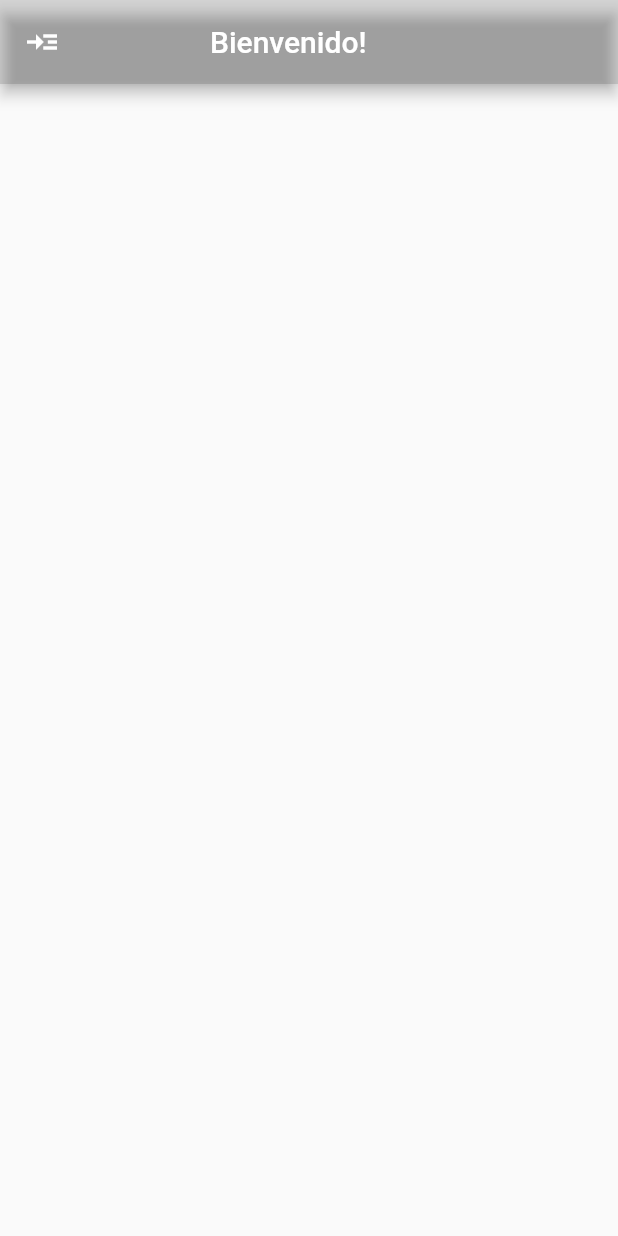
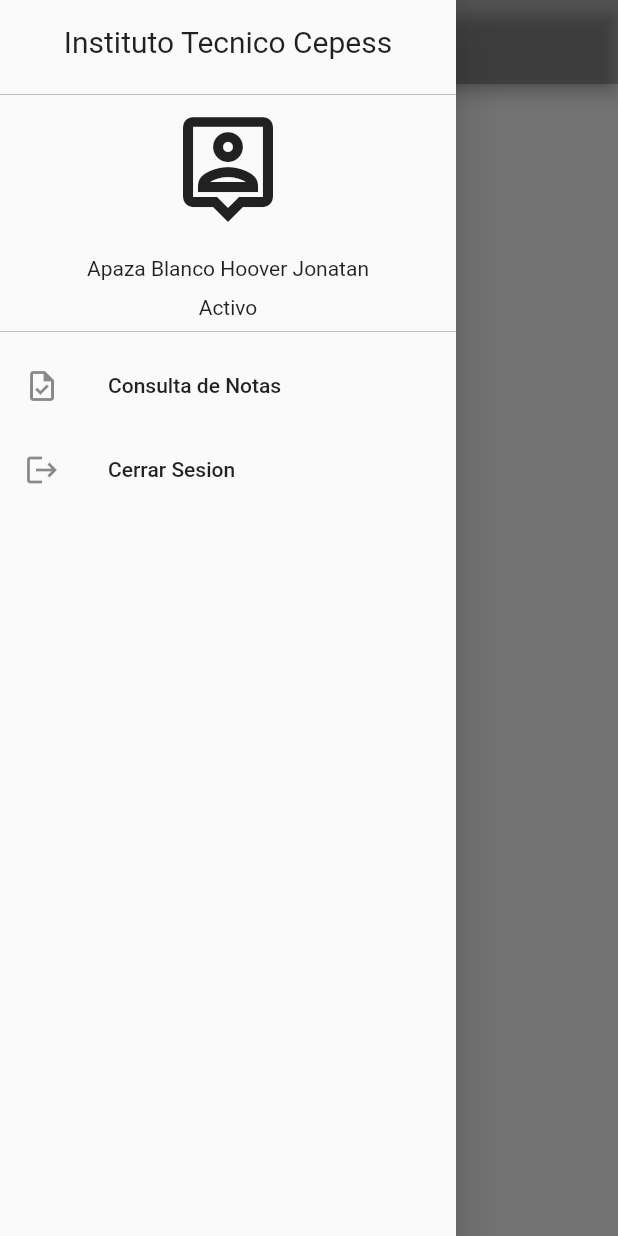
Before and after one commit to yonaxv/cepessconsapp, a Flutter app: the MainScreen screen opened directly, with the side drawer open (before the commit the screen has no drawer), on a phone screen of 412 x 824 dp. Run offline on Flutter 3.47's test engine with Material 2 defaults, Android fonts, the phone set to English and light mode, and no system bars; statements that could not run were skipped.

Commit message:
Menu Drawer

```diff
--- a/lib/main.dart
+++ b/lib/main.dart
@@ -1,4 +1,4 @@
-import 'package:cepessappv1/screens/sign_in/sign_in_screen.dart';
+import 'package:cepess/screens/sign_in/sign_in_screen.dart';
 import 'package:flutter/material.dart';
 
 void main() => runApp(MyApp());
--- a/lib/screens/main/main_screen.dart
+++ b/lib/screens/main/main_screen.dart
@@ -14,18 +14,66 @@ class _MainScreenState extends State<MainScreen> {
   @override
   Widget build(BuildContext context) {
     return Scaffold(
-        appBar: AppBar(
-      title: Row(
+      appBar: AppBar(
+        title: Center(child: Text('Bienvenido!')),
+        automaticallyImplyLeading: false,
+        backgroundColor: Colors.black26,
+      ),
+      drawer: Sidenav(),
+    );
+  }
+}
+
+class Sidenav extends StatelessWidget {
+  @override
+  Widget build(BuildContext context) {
+    return Drawer(
+      child: ListView(
         children: [
-          Icon(Icons.read_more_sharp),
-          SizedBox(
-            width: 100,
+          Container(
+            height: 400,
+            child:
+                Column(mainAxisAlignment: MainAxisAlignment.start, children: [
+              Padding(
+                  padding: EdgeInsets.all(16.0),
+                  child: Text(
+                    'Instituto Tecnico Cepess',
+                    style: TextStyle(
+                      fontSize: 20,
+                    ),
+                  )),
+              Divider(
+                color: Colors.grey.shade400,
+              ),
+              Icon(
+                Icons.person_pin_outlined,
+                size: 80,
+              ),
+              const SizedBox(
+                height: 20,
+              ),
+              Text(
+                'Apaza Blanco Hoover Jonatan',
+              ),
+              const SizedBox(
+                height: 10,
+              ),
+              Text('Activo'),
+              Divider(
+                color: Colors.grey.shade400,
+              ),
+              ListTile(
+                title: Text('Consulta de Notas'),
+                leading: Icon(Icons.task_outlined),
+              ),
+              ListTile(
+                title: Text('Cerrar Sesion'),
+                leading: Icon(Icons.logout),
+              )
+            ]),
           ),
-          Text('Bienvenido!')
         ],
       ),
-      automaticallyImplyLeading: false,
-      backgroundColor: Colors.black12,
-    ));
+    );
   }
 }
--- a/lib/screens/sign_in/sign_in_screen.dart
+++ b/lib/screens/sign_in/sign_in_screen.dart
@@ -1,6 +1,4 @@
-import 'dart:ui';
-
-import 'package:cepessappv1/screens/main/main_screen.dart';
+import 'package:cepess/screens/main/main_screen.dart';
 import 'package:flutter/material.dart';
 import 'package:url_launcher/url_launcher.dart';
 
--- a/pubspec.yaml
+++ b/pubspec.yaml
@@ -1,4 +1,4 @@
-name: cepessappv1
+name: cepess
 description: A new Flutter project.
 
 # The following line prevents the package from being accidentally published to
```
Also changed, not shown: 6 other files.
